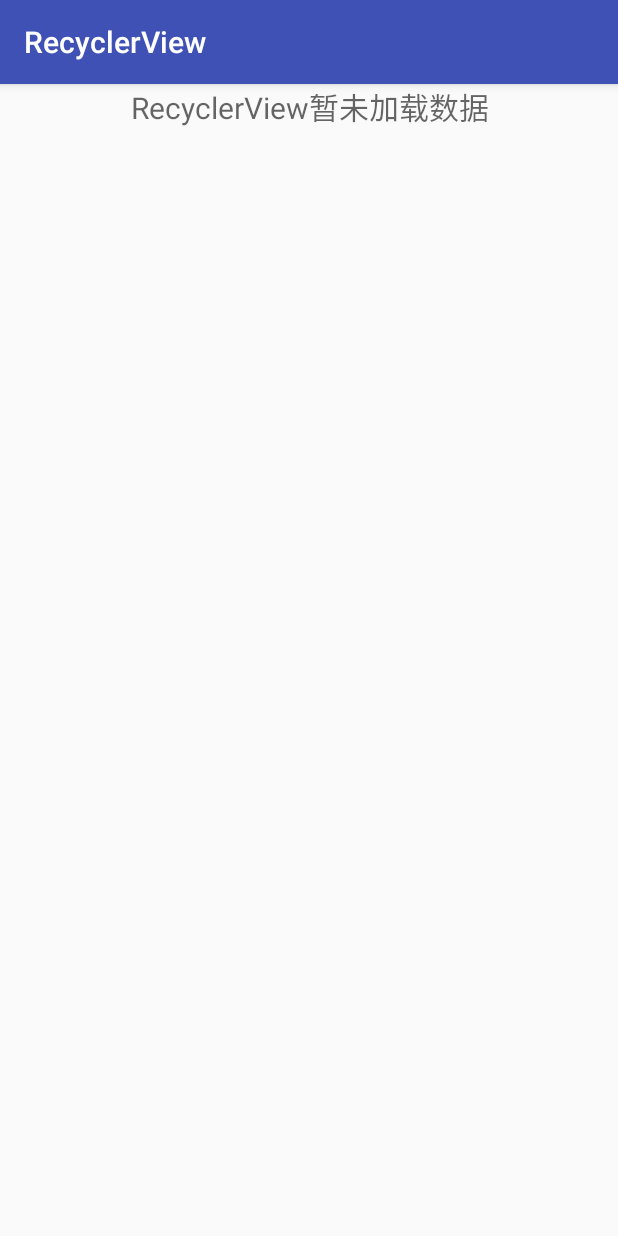
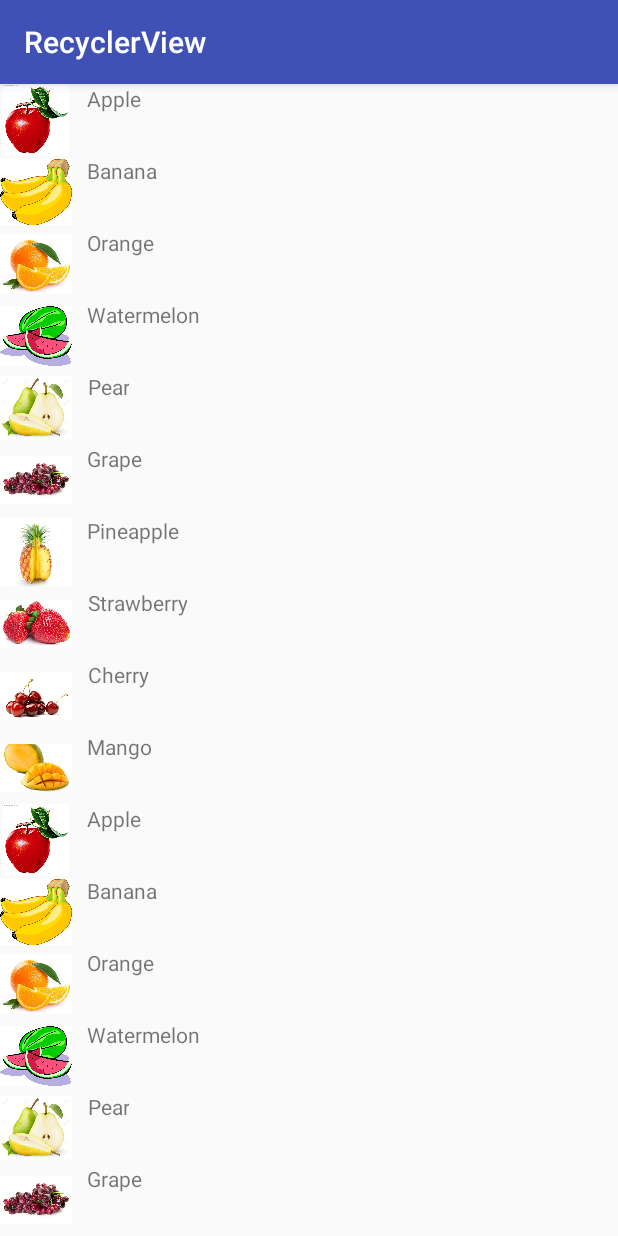
Before and after one commit to LinTeX9527/AndroidWorld, an Android app: the screen it shows after launch (MainActivity), on a phone screen of 412 x 824 dp. Run offline under Robolectric (Android 15) with nearby library versions, the phone set to English and light mode, and no system bars.

Commit message:
RecyclerView 第一次接触，能够运行简单的案例

```diff
--- a/recyclerview/src/main/java/com/lintex9527/androidworld/recyclerview/Fruit.java
+++ b/recyclerview/src/main/java/com/lintex9527/androidworld/recyclerview/Fruit.java
@@ -6,6 +6,11 @@ package com.lintex9527.androidworld.recyclerview;
 public class Fruit {
     private String name;
     private int imageId;
+
+    public Fruit(String name, int imageId) {
+        this.name = name;
+        this.imageId = imageId;
+    }
 
     public String getName() {
         return name;
--- /dev/null
+++ b/recyclerview/src/main/java/com/lintex9527/androidworld/recyclerview/FruitAdapter.java
@@ -0,0 +1,83 @@
+package com.lintex9527.androidworld.recyclerview;
+
+import android.content.Context;
+import android.support.v7.widget.RecyclerView;
+import android.view.LayoutInflater;
+import android.view.View;
+import android.view.ViewGroup;
+import android.widget.ImageView;
+import android.widget.ListView;
+import android.widget.TextView;
+
+import java.util.List;
+
+/**
+ * Created by LinTeX9527 on 2018/9/2.
+ */
+public class FruitAdapter extends RecyclerView.Adapter<FruitAdapter.ViewHolder> {
+    // 这个适配器要管理的数据的集合的引用
+    private List<Fruit> mFruitList;
+
+
+    /**
+     * 找控件
+     * ViewHolder 中保留了要显示一个Fruit实例的UI元素的句柄
+     * 例如显示Fruit的图片和名字，就保留了ImageView 和 TextView的句柄
+     */
+    static class ViewHolder extends RecyclerView.ViewHolder {
+        ImageView fruitImage;
+        TextView fruitName;
+
+        public ViewHolder(View itemView) {
+            super(itemView);
+            fruitImage = (ImageView) itemView.findViewById(R.id.fruit_image);
+            fruitName = (TextView) itemView.findViewById(R.id.fruit_name);
+        }
+    }
+
+
+    /**
+     * 通过构造方法绑定要管理的数据集合
+     * @param fruits
+     */
+    public FruitAdapter(List<Fruit> fruits) {
+        mFruitList = fruits;
+    }
+
+
+    /**
+     * 加载布局，创建ViewHolder实例
+     * @param parent
+     * @param viewType
+     * @return
+     */
+    @Override
+    public ViewHolder onCreateViewHolder(ViewGroup parent, int viewType) {
+        View view = LayoutInflater.from(parent.getContext()).inflate(R.layout.fruit_item, parent, false);
+        ViewHolder holder = new ViewHolder(view);
+        return holder;
+    }
+
+
+    /**
+     * 由RecyclerView来调用，显示指定位置的数据
+     * @param holder
+     * @param position
+     */
+    @Override
+    public void onBindViewHolder(ViewHolder holder, int position) {
+        Fruit fruit = mFruitList.get(position);
+        holder.fruitImage.setImageResource(fruit.getImageId());
+        holder.fruitName.setText(fruit.getName());
+    }
+
+
+    /**
+     * 返回这个适配器管理的数据的总个数
+     * @return
+     */
+    @Override
+    public int getItemCount() {
+        return mFruitList.size();
+    }
+}
--- a/recyclerview/src/main/java/com/lintex9527/androidworld/recyclerview/MainActivity.java
+++ b/recyclerview/src/main/java/com/lintex9527/androidworld/recyclerview/MainActivity.java
@@ -2,6 +2,11 @@ package com.lintex9527.androidworld.recyclerview;
 
 import android.support.v7.app.AppCompatActivity;
 import android.os.Bundle;
+import android.support.v7.widget.LinearLayoutManager;
+import android.support.v7.widget.RecyclerView;
+
+import java.util.ArrayList;
+import java.util.List;
 
 
 /**
@@ -11,9 +16,52 @@ import android.os.Bundle;
  */
 public class MainActivity extends AppCompatActivity {
 
+    private List<Fruit> mFruitList = new ArrayList<>();
+
     @Override
     protected void onCreate(Bundle savedInstanceState) {
         super.onCreate(savedInstanceState);
         setContentView(R.layout.activity_main);
+
+        initFruits(); // 初始化水果数据
+        RecyclerView recyclerView = (RecyclerView) findViewById(R.id.recycler_view);
+        LinearLayoutManager layoutManager = new LinearLayoutManager(this);
+        recyclerView.setLayoutManager(layoutManager);
+        FruitAdapter adapter = new FruitAdapter(mFruitList);
+        recyclerView.setAdapter(adapter);
+    }
+
+    private void initFruits() {
+        for (int i = 0; i < 2; i++) {
+            Fruit apple = new Fruit("Apple", R.drawable.apple_pic);
+            mFruitList.add(apple);
+
+            Fruit banana = new Fruit("Banana", R.drawable.banana_pic);
+            mFruitList.add(banana);
+
+            Fruit orange = new Fruit("Orange", R.drawable.orange_pic);
+            mFruitList.add(orange);
+
+            Fruit watermelon = new Fruit("Watermelon", R.drawable.watermelon_pic);
+            mFruitList.add(watermelon);
+
+            Fruit pear = new Fruit("Pear", R.drawable.pear_pic);
+            mFruitList.add(pear);
+
+            Fruit grape = new Fruit("Grape", R.drawable.grape_pic);
+            mFruitList.add(grape);
+
+            Fruit pineapple = new Fruit("Pineapple", R.drawable.pineapple_pic);
+            mFruitList.add(pineapple);
+
+            Fruit strawberry = new Fruit("Strawberry", R.drawable.strawberry_pic);
+            mFruitList.add(strawberry);
+
+            Fruit cherry = new Fruit("Cherry", R.drawable.cherry_pic);
+            mFruitList.add(cherry);
+
+            Fruit mango = new Fruit("Mango", R.drawable.mango_pic);
+            mFruitList.add(mango);
+        }
     }
 }
```
Also changed, not shown: recyclerview/src/main/res/drawable/apple_pic.jpg (added), recyclerview/src/main/res/drawable/banana_pic.jpg (added), recyclerview/src/main/res/drawable/cherry_pic.jpg (added), recyclerview/src/main/res/drawable/grape_pic.jpg (added), recyclerview/src/main/res/drawable/mango_pic.jpg (added), recyclerview/src/main/res/drawable/orange_pic.jpg (added), recyclerview/src/main/res/drawable/pear_pic.jpg (added), recyclerview/src/main/res/drawable/pineapple_pic.jpg (added), recyclerview/src/main/res/drawable/strawberry_pic.jpg (added), recyclerview/src/main/res/drawable/watermelon_pic.jpg (added).
